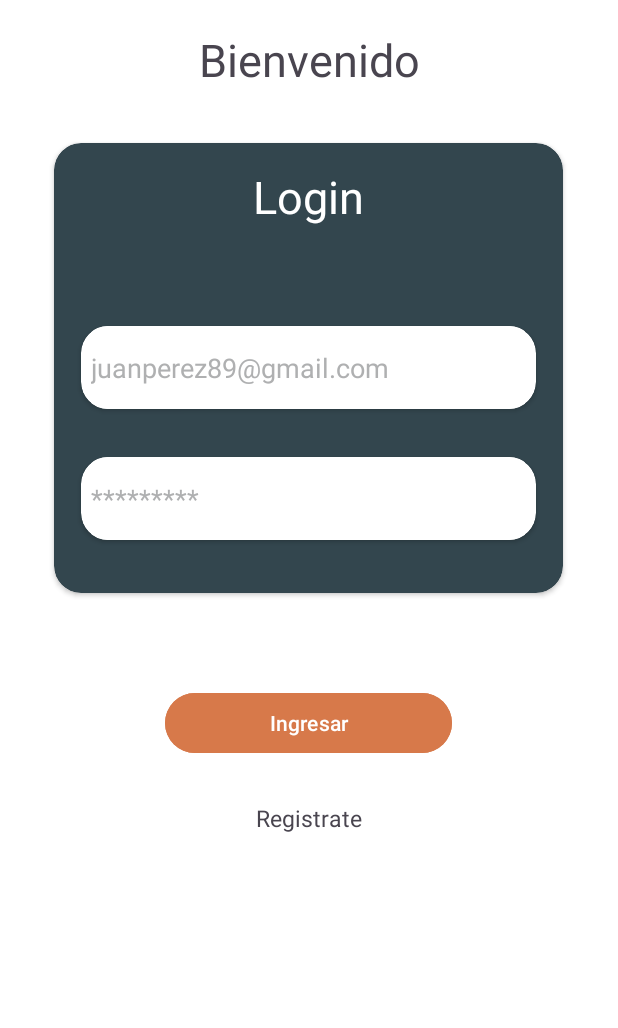
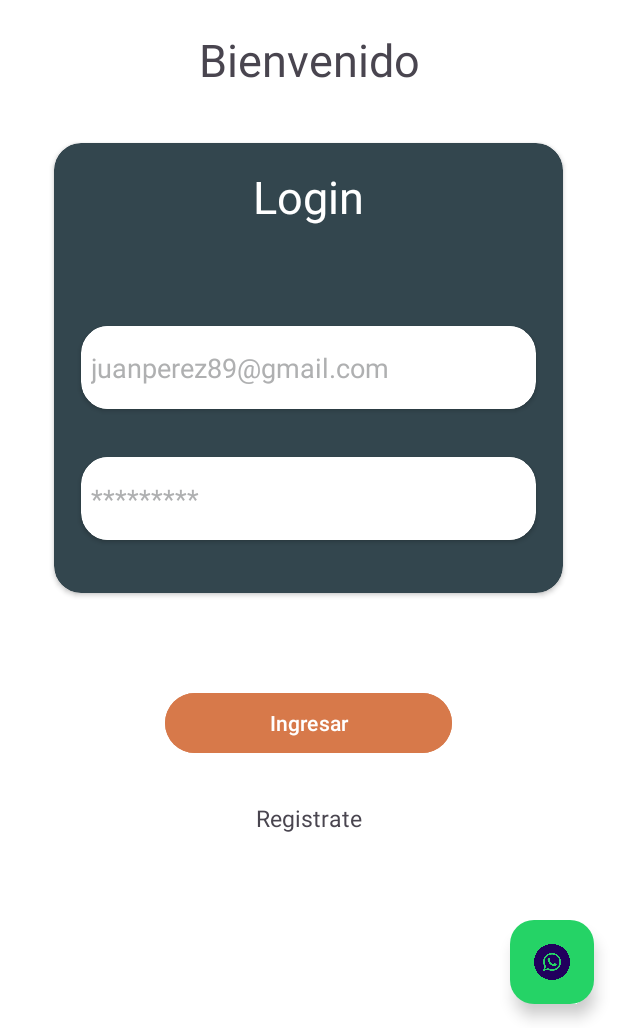
Before and after one commit to InnovacionIT/Hotel-california-Practicas, an Android app: the screen it shows after launch (MainActivity), on a phone screen of 412 x 824 dp, the part 208-1236 px from its top. Run offline under Robolectric (Android 15) with nearby library versions, the phone set to English and light mode, and no system bars.

Commit message:
FEATURE: se agrega ícono de whatsapp en la pantalla de inicio y se comienza a trabajar en su lógica (falta completar)

```diff
--- a/Hotel-california-mobile/app/src/main/res/layout/activity_contacto.xml
+++ b/Hotel-california-mobile/app/src/main/res/layout/activity_contacto.xml
@@ -103,4 +103,6 @@
         app:layout_constraintTop_toTopOf="parent" />
 
 
+
+
 </androidx.constraintlayout.widget.ConstraintLayout>
--- a/Hotel-california-mobile/app/src/main/res/layout/activity_main.xml
+++ b/Hotel-california-mobile/app/src/main/res/layout/activity_main.xml
@@ -1,4 +1,12 @@
 <?xml version="1.0" encoding="utf-8"?>
+<RelativeLayout xmlns:android="http://schemas.android.com/apk/res/android"
+    xmlns:app="http://schemas.android.com/apk/res-auto"
+    xmlns:tools="http://schemas.android.com/tools"
+    android:layout_width="match_parent"
+    android:layout_height="match_parent"
+    android:background="@color/white"
+    tools:context=".MainActivity">
+
     <LinearLayout xmlns:android="http://schemas.android.com/apk/res/android"
         xmlns:app="http://schemas.android.com/apk/res-auto"
         xmlns:tools="http://schemas.android.com/tools"
@@ -127,4 +135,21 @@
             android:onClick="iraregistro"
             android:text="@string/regitro"
             android:textSize="15sp" />
+
+
+
     </LinearLayout>
+
+    <com.google.android.material.floatingactionbutton.FloatingActionButton
+        android:id="@+id/fabWhatsApp"
+        android:layout_width="wrap_content"
+        android:layout_height="wrap_content"
+        android:layout_alignParentEnd="true"
+        android:layout_alignParentBottom="true"
+        android:layout_margin="16dp"
+        android:backgroundTint="@color/verde_whatsapp"
+        android:contentDescription="@string/whatsapp"
+        android:tint="@android:color/white"
+        app:srcCompat="@drawable/wpp" />
+
+</RelativeLayout>
--- a/Hotel-california-mobile/app/src/main/res/values/colors.xml
+++ b/Hotel-california-mobile/app/src/main/res/values/colors.xml
@@ -10,4 +10,6 @@
     <color name="clear">#a3b4b9</color>
     <color name="amarillo">#FFEB3B</color>
     <color name= "rojo">#CF3F35</color>
+    <color name="verde_whatsapp">#25D366</color>
+
 </resources>
--- a/Hotel-california-mobile/app/src/main/res/values/strings.xml
+++ b/Hotel-california-mobile/app/src/main/res/values/strings.xml
@@ -81,4 +81,5 @@
     <string name="empty">\"\"</string>
     <string name="mje_error_completar_fechas_reserva">* Debe completar la Fecha de Ingreso y Salida</string>
     <string name="mje_error_select_hab_reserva">* Debe seleccionar una habitación para Reservar</string>
+    <string name="whatsapp">Whatsapp</string>
 </resources>
--- a/Hotel-california-mobile/gradle.properties
+++ b/Hotel-california-mobile/gradle.properties
@@ -19,3 +19,4 @@ android.useAndroidX=true
 # resources declared in the library itself and none from the library's dependencies,
 # thereby reducing the size of the R class for that library
 android.nonTransitiveRClass=true
+org.gradle.java.home=C:\\Program Files\\Android\\Android Studio1\\jbr
```
Also changed, not shown: Hotel-california-mobile/app/build.gradle.kts (+1 -6 lines), Hotel-california-mobile/app/src/main/AndroidManifest.xml (+13 -32 lines), Hotel-california-mobile/app/src/main/java/com/example/hotelcalifornia/MainActivity.java (+35 -0 lines), Hotel-california-mobile/app/src/main/res/drawable/ic_whatsapp_logo.png (added), Hotel-california-mobile/app/src/main/res/drawable/wpp.png (added). Lines whose indentation alone changed are shown as unchanged.
